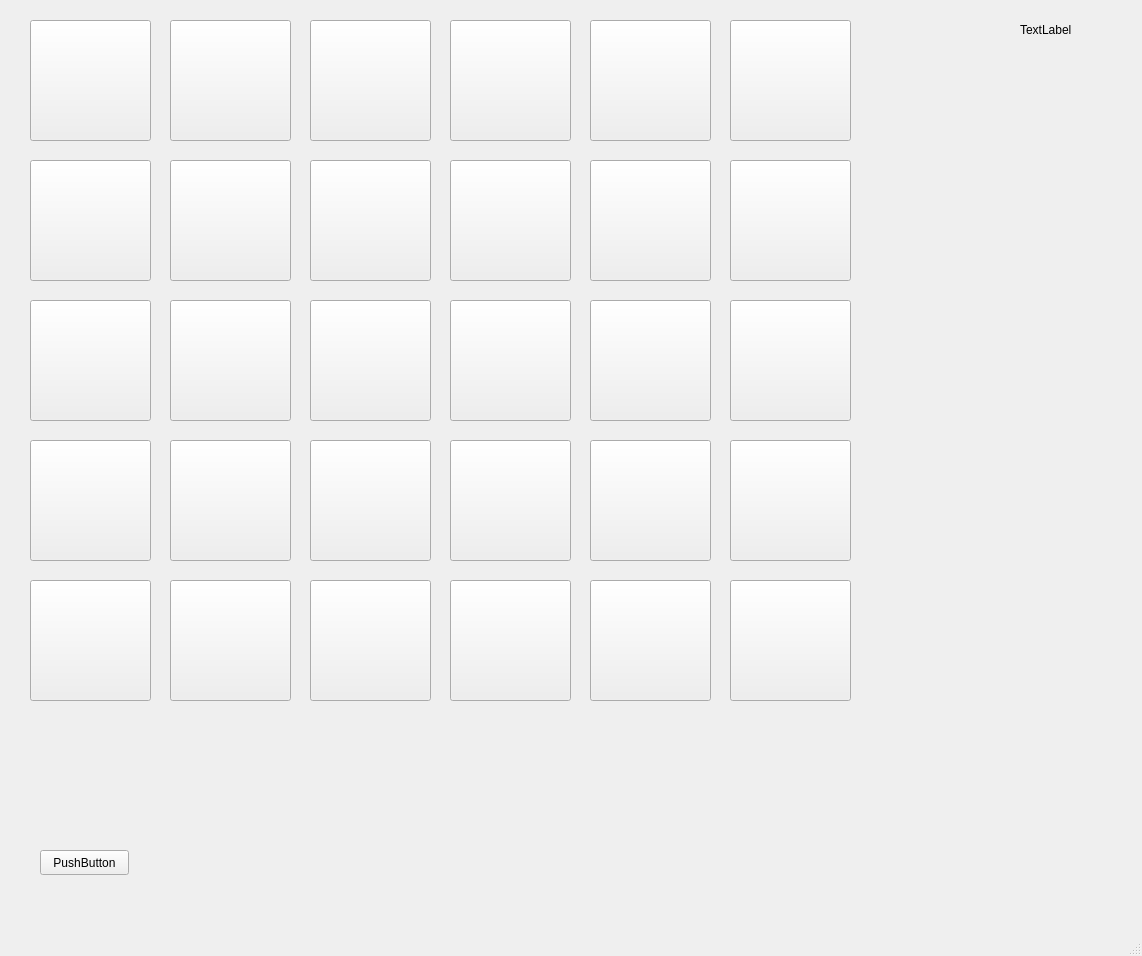
Qt form mainwindow.ui (Alerodcas/ProjectMemoryGame) before a commit.
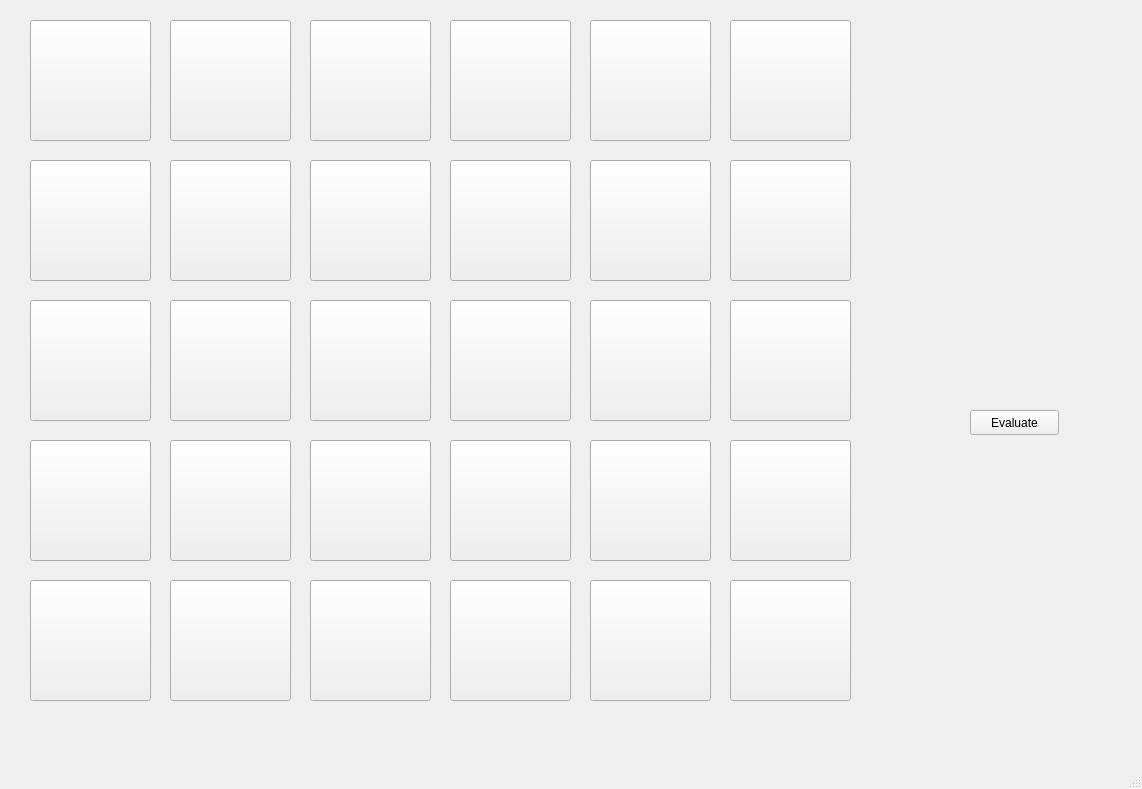
The same form after that commit.

```diff
--- a/mainwindow.ui
+++ b/mainwindow.ui
@@ -7,7 +7,7 @@
     <x>0</x>
     <y>0</y>
     <width>1142</width>
-    <height>956</height>
+    <height>789</height>
    </rect>
   </property>
   <property name="windowTitle">
@@ -33,19 +33,6 @@
      </size>
     </property>
    </widget>
-   <widget class="QLabel" name="label_3">
-    <property name="geometry">
-     <rect>
-      <x>1020</x>
-      <y>20</y>
-      <width>111</width>
-      <height>20</height>
-     </rect>
-    </property>
-    <property name="text">
-     <string>TextLabel</string>
-    </property>
-   </widget>
    <widget class="QPushButton" name="pushButton_2">
     <property name="geometry">
      <rect>
@@ -600,14 +587,14 @@
    <widget class="QPushButton" name="pushButton_31">
     <property name="geometry">
      <rect>
-      <x>40</x>
-      <y>850</y>
+      <x>970</x>
+      <y>410</y>
       <width>89</width>
       <height>25</height>
      </rect>
     </property>
     <property name="text">
-     <string>PushButton</string>
+     <string>Evaluate</string>
     </property>
    </widget>
   </widget>
```
